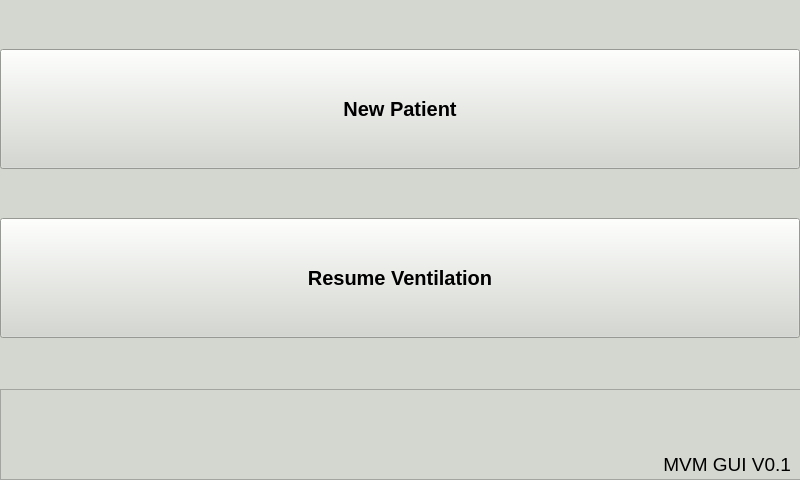
The window that gui/mainwindow.ui (MariuszSuchenek/MVM_GUI_test2) describes before a commit, drawn with Qt 5.
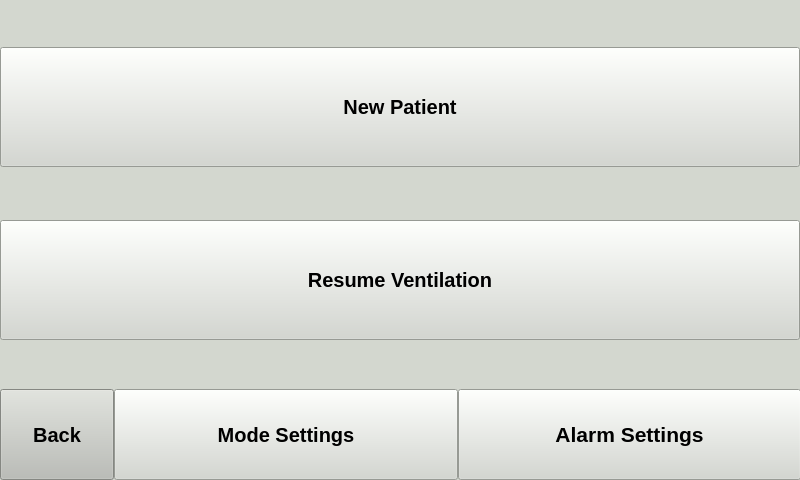
The same window after the commit. The open tabs and pages were chosen to show the change. Custom widgets are drawn as their Qt base class.

Commit message: Moved pause buttons to main menu and put alarm and mode settings in a forked menu

What changed in the file:
```diff
--- a/gui/mainwindow.ui
+++ b/gui/mainwindow.ui
@@ -441,7 +441,7 @@
    <string>MVM GUI</string>
   </property>
   <widget class="QWidget" name="centralWidget">
-   <layout class="QVBoxLayout" name="verticalLayout_2">
+   <layout class="QVBoxLayout" name="verticalLayout">
     <property name="spacing">
      <number>0</number>
     </property>
@@ -463,10 +463,7 @@
        <number>0</number>
       </property>
       <widget class="QWidget" name="initial">
-       <layout class="QVBoxLayout" name="verticalLayout">
-        <property name="spacing">
-         <number>0</number>
-        </property>
+       <layout class="QGridLayout" name="gridLayout_3">
         <property name="leftMargin">
          <number>0</number>
         </property>
@@ -479,7 +476,7 @@
         <property name="bottomMargin">
          <number>0</number>
         </property>
-        <item>
+        <item row="0" column="0">
          <widget class="QPushButton" name="button_new_patient">
           <property name="minimumSize">
            <size>
@@ -499,7 +496,7 @@
           </property>
          </widget>
         </item>
-        <item>
+        <item row="1" column="0">
          <widget class="QPushButton" name="button_resume_patient">
           <property name="minimumSize">
            <size>
@@ -675,7 +672,524 @@
       <widget class="FrozenPlotsBottomMenu" name="frozenplots_bottom"/>
       <widget class="SettingsBar" name="settingsbar"/>
       <widget class="AlarmsBar" name="alarmsbar"/>
-      <widget class="PauseBar" name="pausebar"/>
+      <widget class="QWidget" name="settingsforkbar">
+       <layout class="QGridLayout" name="gridLayout_2">
+        <property name="leftMargin">
+         <number>0</number>
+        </property>
+        <property name="topMargin">
+         <number>0</number>
+        </property>
+        <property name="rightMargin">
+         <number>0</number>
+        </property>
+        <property name="bottomMargin">
+         <number>0</number>
+        </property>
+        <property name="spacing">
+         <number>0</number>
+        </property>
+        <item row="0" column="0">
+         <widget class="QPushButton" name="button_backsettings">
+          <property name="sizePolicy">
+           <sizepolicy hsizetype="Minimum" vsizetype="Expanding">
+            <horstretch>0</horstretch>
+            <verstretch>0</verstretch>
+           </sizepolicy>
+          </property>
+          <property name="maximumSize">
+           <size>
+            <width>114</width>
+            <height>16777215</height>
+           </size>
+          </property>
+          <property name="palette">
+           <palette>
+            <active>
+             <colorrole role="WindowText">
+              <brush brushstyle="SolidPattern">
+               <color alpha="255">
+                <red>0</red>
+                <green>0</green>
+                <blue>0</blue>
+               </color>
+              </brush>
+             </colorrole>
+             <colorrole role="Button">
+              <brush brushstyle="SolidPattern">
+               <color alpha="255">
+                <red>186</red>
+                <green>189</green>
+                <blue>182</blue>
+               </color>
+              </brush>
+             </colorrole>
+             <colorrole role="Light">
+              <brush brushstyle="SolidPattern">
+               <color alpha="255">
+                <red>255</red>
+                <green>255</green>
+                <blue>255</blue>
+               </color>
+              </brush>
+             </colorrole>
+             <colorrole role="Midlight">
+              <brush brushstyle="SolidPattern">
+               <color alpha="255">
+                <red>220</red>
+                <green>222</green>
+                <blue>218</blue>
+               </color>
+              </brush>
+             </colorrole>
+             <colorrole role="Dark">
+              <brush brushstyle="SolidPattern">
+               <color alpha="255">
+                <red>93</red>
+                <green>94</green>
+                <blue>91</blue>
+               </color>
+              </brush>
+             </colorrole>
+             <colorrole role="Mid">
+              <brush brushstyle="SolidPattern">
+               <color alpha="255">
+                <red>124</red>
+                <green>126</green>
+                <blue>121</blue>
+               </color>
+              </brush>
+             </colorrole>
+             <colorrole role="Text">
+              <brush brushstyle="SolidPattern">
+               <color alpha="255">
+                <red>0</red>
+                <green>0</green>
+                <blue>0</blue>
+               </color>
+              </brush>
+             </colorrole>
+             <colorrole role="BrightText">
+              <brush brushstyle="SolidPattern">
+               <color alpha="255">
+                <red>255</red>
+                <green>255</green>
+                <blue>255</blue>
+               </color>
+              </brush>
+             </colorrole>
+             <colorrole role="ButtonText">
+              <brush brushstyle="SolidPattern">
+               <color alpha="255">
+                <red>0</red>
+                <green>0</green>
+                <blue>0</blue>
+               </color>
+              </brush>
+             </colorrole>
+             <colorrole role="Base">
+              <brush brushstyle="SolidPattern">
+               <color alpha="255">
+                <red>255</red>
+                <green>255</green>
+                <blue>255</blue>
+               </color>
+              </brush>
+             </colorrole>
+             <colorrole role="Window">
+              <brush brushstyle="SolidPattern">
+               <color alpha="255">
+                <red>186</red>
+                <green>189</green>
+                <blue>182</blue>
+               </color>
+              </brush>
+             </colorrole>
+             <colorrole role="Shadow">
+              <brush brushstyle="SolidPattern">
+               <color alpha="255">
+                <red>0</red>
+                <green>0</green>
+                <blue>0</blue>
+               </color>
+              </brush>
+             </colorrole>
+             <colorrole role="AlternateBase">
+              <brush brushstyle="SolidPattern">
+               <color alpha="255">
+                <red>220</red>
+                <green>222</green>
+                <blue>218</blue>
+               </color>
+              </brush>
+             </colorrole>
+             <colorrole role="ToolTipBase">
+              <brush brushstyle="SolidPattern">
+               <color alpha="255">
+                <red>255</red>
+                <green>255</green>
+                <blue>220</blue>
+               </color>
+              </brush>
+             </colorrole>
+             <colorrole role="ToolTipText">
+              <brush brushstyle="SolidPattern">
+               <color alpha="255">
+                <red>0</red>
+                <green>0</green>
+                <blue>0</blue>
+               </color>
+              </brush>
+             </colorrole>
+            </active>
+            <inactive>
+             <colorrole role="WindowText">
+              <brush brushstyle="SolidPattern">
+               <color alpha="255">
+                <red>0</red>
+                <green>0</green>
+                <blue>0</blue>
+               </color>
+              </brush>
+             </colorrole>
+             <colorrole role="Button">
+              <brush brushstyle="SolidPattern">
+               <color alpha="255">
+                <red>186</red>
+                <green>189</green>
+                <blue>182</blue>
+               </color>
+              </brush>
+             </colorrole>
+             <colorrole role="Light">
+              <brush brushstyle="SolidPattern">
+               <color alpha="255">
+                <red>255</red>
+                <green>255</green>
+                <blue>255</blue>
+               </color>
+              </brush>
+             </colorrole>
+             <colorrole role="Midlight">
+              <brush brushstyle="SolidPattern">
+               <color alpha="255">
+                <red>220</red>
+                <green>222</green>
+                <blue>218</blue>
+               </color>
+              </brush>
+             </colorrole>
+             <colorrole role="Dark">
+              <brush brushstyle="SolidPattern">
+               <color alpha="255">
+                <red>93</red>
+                <green>94</green>
+                <blue>91</blue>
+               </color>
+              </brush>
+             </colorrole>
+             <colorrole role="Mid">
+              <brush brushstyle="SolidPattern">
+               <color alpha="255">
+                <red>124</red>
+                <green>126</green>
+                <blue>121</blue>
+               </color>
+              </brush>
+             </colorrole>
+             <colorrole role="Text">
+              <brush brushstyle="SolidPattern">
+               <color alpha="255">
+                <red>0</red>
+                <green>0</green>
+                <blue>0</blue>
+               </color>
+              </brush>
+             </colorrole>
+             <colorrole role="BrightText">
+              <brush brushstyle="SolidPattern">
+               <color alpha="255">
+                <red>255</red>
+                <green>255</green>
+                <blue>255</blue>
+               </color>
+              </brush>
+             </colorrole>
+             <colorrole role="ButtonText">
+              <brush brushstyle="SolidPattern">
+               <color alpha="255">
+                <red>0</red>
+                <green>0</green>
+                <blue>0</blue>
+               </color>
+              </brush>
+             </colorrole>
+             <colorrole role="Base">
+              <brush brushstyle="SolidPattern">
+               <color alpha="255">
+                <red>255</red>
+                <green>255</green>
+                <blue>255</blue>
+               </color>
+              </brush>
+             </colorrole>
+             <colorrole role="Window">
+              <brush brushstyle="SolidPattern">
+               <color alpha="255">
+                <red>186</red>
+                <green>189</green>
+                <blue>182</blue>
+               </color>
+              </brush>
+             </colorrole>
+             <colorrole role="Shadow">
+              <brush brushstyle="SolidPattern">
+               <color alpha="255">
+                <red>0</red>
+                <green>0</green>
+                <blue>0</blue>
+               </color>
+              </brush>
+             </colorrole>
+             <colorrole role="AlternateBase">
+              <brush brushstyle="SolidPattern">
+               <color alpha="255">
+                <red>220</red>
+                <green>222</green>
+                <blue>218</blue>
+               </color>
+              </brush>
+             </colorrole>
+             <colorrole role="ToolTipBase">
+              <brush brushstyle="SolidPattern">
+               <color alpha="255">
+                <red>255</red>
+                <green>255</green>
+                <blue>220</blue>
+               </color>
+              </brush>
+             </colorrole>
+             <colorrole role="ToolTipText">
+              <brush brushstyle="SolidPattern">
+               <color alpha="255">
+                <red>0</red>
+                <green>0</green>
+                <blue>0</blue>
+               </color>
+              </brush>
+             </colorrole>
+            </inactive>
+            <disabled>
+             <colorrole role="WindowText">
+              <brush brushstyle="SolidPattern">
+               <color alpha="255">
+                <red>93</red>
+                <green>94</green>
+                <blue>91</blue>
+               </color>
+              </brush>
+             </colorrole>
+             <colorrole role="Button">
+              <brush brushstyle="SolidPattern">
+               <color alpha="255">
+                <red>186</red>
+                <green>189</green>
+                <blue>182</blue>
+               </color>
+              </brush>
+             </colorrole>
+             <colorrole role="Light">
+              <brush brushstyle="SolidPattern">
+               <color alpha="255">
+                <red>255</red>
+                <green>255</green>
+                <blue>255</blue>
+               </color>
+              </brush>
+             </colorrole>
+             <colorrole role="Midlight">
+              <brush brushstyle="SolidPattern">
+               <color alpha="255">
+                <red>220</red>
+                <green>222</green>
+                <blue>218</blue>
+               </color>
+              </brush>
+             </colorrole>
+             <colorrole role="Dark">
+              <brush brushstyle="SolidPattern">
+               <color alpha="255">
+                <red>93</red>
+                <green>94</green>
+                <blue>91</blue>
+               </color>
+              </brush>
+             </colorrole>
+             <colorrole role="Mid">
+              <brush brushstyle="SolidPattern">
+               <color alpha="255">
+                <red>124</red>
+                <green>126</green>
+                <blue>121</blue>
+               </color>
+              </brush>
+             </colorrole>
+             <colorrole role="Text">
+              <brush brushstyle="SolidPattern">
+               <color alpha="255">
+                <red>93</red>
+                <green>94</green>
+                <blue>91</blue>
+               </color>
+              </brush>
+             </colorrole>
+             <colorrole role="BrightText">
+              <brush brushstyle="SolidPattern">
+               <color alpha="255">
+                <red>255</red>
+                <green>255</green>
+                <blue>255</blue>
+               </color>
+              </brush>
+             </colorrole>
+             <colorrole role="ButtonText">
+              <brush brushstyle="SolidPattern">
+               <color alpha="255">
+                <red>93</red>
+                <green>94</green>
+                <blue>91</blue>
+               </color>
+              </brush>
+             </colorrole>
+             <colorrole role="Base">
+              <brush brushstyle="SolidPattern">
+               <color alpha="255">
+                <red>186</red>
+                <green>189</green>
+                <blue>182</blue>
+               </color>
+              </brush>
+             </colorrole>
+             <colorrole role="Window">
+              <brush brushstyle="SolidPattern">
+               <color alpha="255">
+                <red>186</red>
+                <green>189</green>
+                <blue>182</blue>
+               </color>
+              </brush>
+             </colorrole>
+             <colorrole role="Shadow">
+              <brush brushstyle="SolidPattern">
+               <color alpha="255">
+                <red>0</red>
+                <green>0</green>
+                <blue>0</blue>
+               </color>
+              </brush>
+             </colorrole>
+             <colorrole role="AlternateBase">
+              <brush brushstyle="SolidPattern">
+               <color alpha="255">
+                <red>186</red>
+                <green>189</green>
+                <blue>182</blue>
+               </color>
+              </brush>
+             </colorrole>
+             <colorrole role="ToolTipBase">
+              <brush brushstyle="SolidPattern">
+               <color alpha="255">
+                <red>255</red>
+                <green>255</green>
+                <blue>220</blue>
+               </color>
+              </brush>
+             </colorrole>
+             <colorrole role="ToolTipText">
+              <brush brushstyle="SolidPattern">
+               <color alpha="255">
+                <red>0</red>
+                <green>0</green>
+                <blue>0</blue>
+               </color>
+              </brush>
+             </colorrole>
+            </disabled>
+           </palette>
+          </property>
+          <property name="font">
+           <font>
+            <pointsize>15</pointsize>
+            <weight>75</weight>
+            <bold>true</bold>
+           </font>
+          </property>
+          <property name="text">
+           <string>Back</string>
+          </property>
+         </widget>
+        </item>
+        <item row="0" column="1">
+         <widget class="QPushButton" name="button_settings">
+          <property name="sizePolicy">
+           <sizepolicy hsizetype="Minimum" vsizetype="Expanding">
+            <horstretch>0</horstretch>
+            <verstretch>0</verstretch>
+           </sizepolicy>
+          </property>
+          <property name="maximumSize">
+           <size>
+            <width>2000</width>
+            <height>16777215</height>
+           </size>
+          </property>
+          <property name="font">
+           <font>
+            <pointsize>15</pointsize>
+            <weight>75</weight>
+            <bold>true</bold>
+           </font>
+          </property>
+          <property name="text">
+           <string>Mode Settings</string>
+          </property>
+         </widget>
+        </item>
+        <item row="0" column="2">
+         <widget class="QPushButton" name="button_alarms">
+          <property name="sizePolicy">
+           <sizepolicy hsizetype="Minimum" vsizetype="Expanding">
+            <horstretch>0</horstretch>
+            <verstretch>0</verstretch>
+           </sizepolicy>
+          </property>
+          <property name="minimumSize">
+           <size>
+            <width>110</width>
+            <height>0</height>
+           </size>
+          </property>
+          <property name="maximumSize">
+           <size>
+            <width>2000</width>
+            <height>16777215</height>
+           </size>
+          </property>
+          <property name="font">
+           <font>
+            <pointsize>16</pointsize>
+            <weight>75</weight>
+            <bold>true</bold>
+           </font>
+          </property>
+          <property name="text">
+           <string>Alarm Settings</string>
+          </property>
+         </widget>
+        </item>
+       </layout>
+      </widget>
      </widget>
     </item>
    </layout>
@@ -719,12 +1233,6 @@
    <header>alarms/alarmsbar</header>
    <container>1</container>
   </customwidget>
-  <customwidget>
-   <class>PauseBar</class>
-   <extends>QWidget</extends>
-   <header>menu/pausebar</header>
-   <container>1</container>
-  </customwidget>
  </customwidgets>
  <resources/>
  <connections/>
```
The commit also changes 4 other files.
